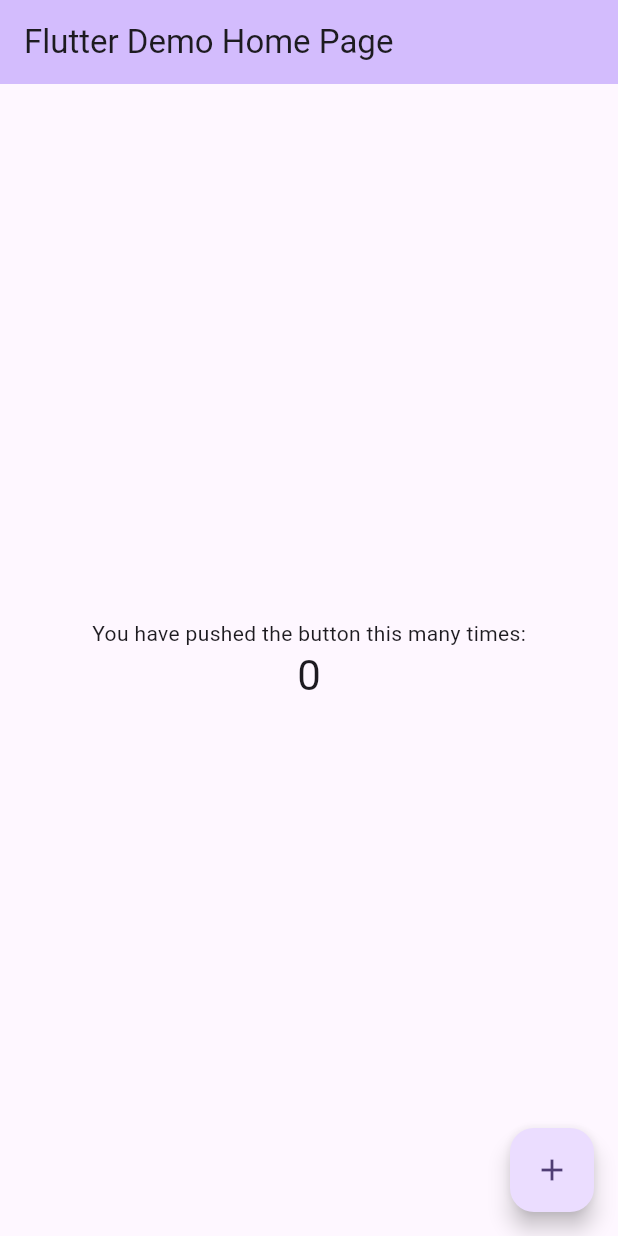
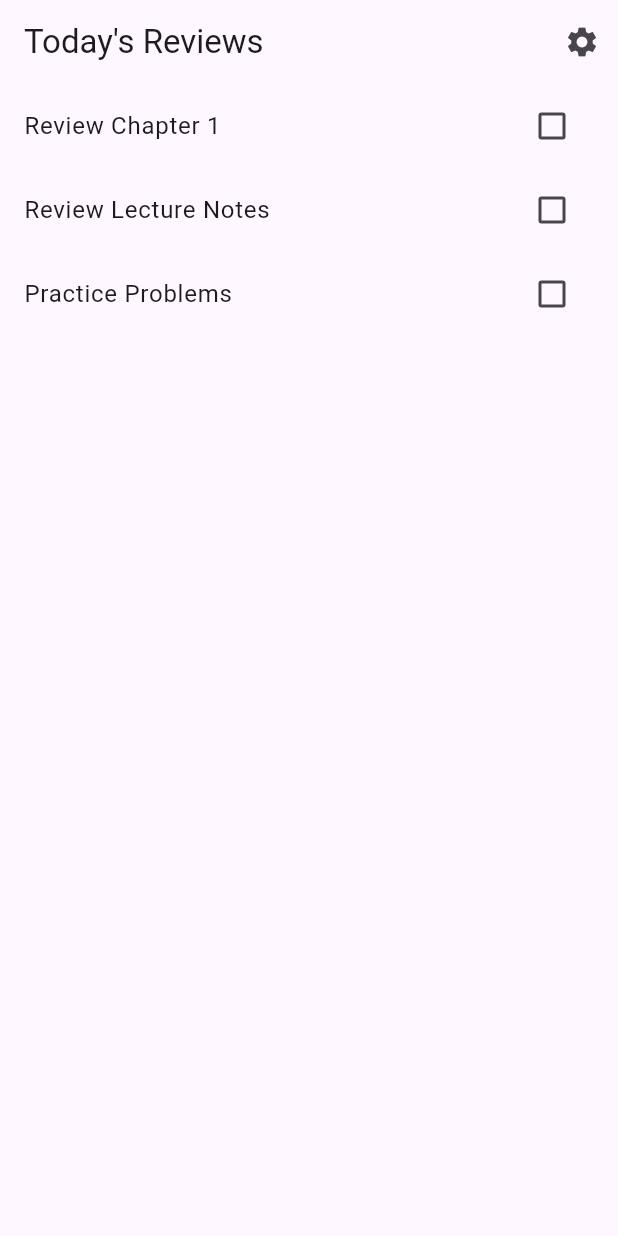
Before and after one commit to cogodo/spaced, a Flutter app: the screen it shows after launch, on a phone screen of 412 x 824 dp. Run offline on Flutter 3.47's test engine with Material 3 defaults, Android fonts, the phone set to English and light mode, and no system bars.

Commit message:
Getting kinda tired, gonna take a minute to think more and revamp

```diff
--- a/lib/main.dart
+++ b/lib/main.dart
@@ -1,122 +1,34 @@
 import 'package:flutter/material.dart';
+import 'package:provider/provider.dart';
+import 'package:lr_scheduler/models/task_holder.dart';
+import 'package:lr_scheduler/utils/algorithm.dart';
+import 'package:lr_scheduler/screens/swipe_navigation_screen.dart';
 
 void main() {
-  runApp(const MyApp());
+  runApp(
+    MultiProvider(
+      providers: [ChangeNotifierProvider(create: (_) => ScheduleProvider())],
+      child: MyApp(),
+    ),
+  );
+}
+
+class ScheduleProvider with ChangeNotifier {
+  List<List<Task>> schedule = generateSchedule([]);
+
+  void addTask(Task task) {
+    scheduleTask(schedule, task, 5);
+    notifyListeners();
+  }
 }
 
 class MyApp extends StatelessWidget {
-  const MyApp({super.key});
-
-  // This widget is the root of your application.
   @override
   Widget build(BuildContext context) {
     return MaterialApp(
-      title: 'Flutter Demo',
-      theme: ThemeData(
-        // This is the theme of your application.
-        //
-        // TRY THIS: Try running your application with "flutter run". You'll see
-        // the application has a purple toolbar. Then, without quitting the app,
-        // try changing the seedColor in the colorScheme below to Colors.green
-        // and then invoke "hot reload" (save your changes or press the "hot
-        // reload" button in a Flutter-supported IDE, or press "r" if you used
-        // the command line to start the app).
-        //
-        // Notice that the counter didn't reset back to zero; the application
-        // state is not lost during the reload. To reset the state, use hot
-        // restart instead.
-        //
-        // This works for code too, not just values: Most code changes can be
-        // tested with just a hot reload.
-        colorScheme: ColorScheme.fromSeed(seedColor: Colors.deepPurple),
-      ),
-      home: const MyHomePage(title: 'Flutter Demo Home Page'),
+      title: 'Review App',
+      theme: ThemeData(primarySwatch: Colors.blue),
+      home: SwipeNavigationScreen(), // Set HomeScreen as the initial screen
     );
   }
 }
-
-class MyHomePage extends StatefulWidget {
-  const MyHomePage({super.key, required this.title});
-
-  // This widget is the home page of your application. It is stateful, meaning
-  // that it has a State object (defined below) that contains fields that affect
-  // how it looks.
-
-  // This class is the configuration for the state. It holds the values (in this
-  // case the title) provided by the parent (in this case the App widget) and
-  // used by the build method of the State. Fields in a Widget subclass are
-  // always marked "final".
-
-  final String title;
-
-  @override
-  State<MyHomePage> createState() => _MyHomePageState();
-}
-
-class _MyHomePageState extends State<MyHomePage> {
-  int _counter = 0;
-
-  void _incrementCounter() {
-    setState(() {
-      // This call to setState tells the Flutter framework that something has
-      // changed in this State, which causes it to rerun the build method below
-      // so that the display can reflect the updated values. If we changed
-      // _counter without calling setState(), then the build method would not be
-      // called again, and so nothing would appear to happen.
-      _counter++;
-    });
-  }
-
-  @override
-  Widget build(BuildContext context) {
-    // This method is rerun every time setState is called, for instance as done
-    // by the _incrementCounter method above.
-    //
-    // The Flutter framework has been optimized to make rerunning build methods
-    // fast, so that you can just rebuild anything that needs updating rather
-    // than having to individually change instances of widgets.
-    return Scaffold(
-      appBar: AppBar(
-        // TRY THIS: Try changing the color here to a specific color (to
-        // Colors.amber, perhaps?) and trigger a hot reload to see the AppBar
-        // change color while the other colors stay the same.
-        backgroundColor: Theme.of(context).colorScheme.inversePrimary,
-        // Here we take the value from the MyHomePage object that was created by
-        // the App.build method, and use it to set our appbar title.
-        title: Text(widget.title),
-      ),
-      body: Center(
-        // Center is a layout widget. It takes a single child and positions it
-        // in the middle of the parent.
-        child: Column(
-          // Column is also a layout widget. It takes a list of children and
-          // arranges them vertically. By default, it sizes itself to fit its
-          // children horizontally, and tries to be as tall as its parent.
-          //
-          // Column has various properties to control how it sizes itself and
-          // how it positions its children. Here we use mainAxisAlignment to
-          // center the children vertically; the main axis here is the vertical
-          // axis because Columns are vertical (the cross axis would be
-          // horizontal).
-          //
-          // TRY THIS: Invoke "debug painting" (choose the "Toggle Debug Paint"
-          // action in the IDE, or press "p" in the console), to see the
-          // wireframe for each widget.
-          mainAxisAlignment: MainAxisAlignment.center,
-          children: <Widget>[
-            const Text('You have pushed the button this many times:'),
-            Text(
-              '$_counter',
-              style: Theme.of(context).textTheme.headlineMedium,
-            ),
-          ],
-        ),
-      ),
-      floatingActionButton: FloatingActionButton(
-        onPressed: _incrementCounter,
-        tooltip: 'Increment',
-        child: const Icon(Icons.add),
-      ), // This trailing comma makes auto-formatting nicer for build methods.
-    );
-  }
-}
--- /dev/null
+++ b/lib/models/task_holder.dart
@@ -0,0 +1,16 @@
+class Task {
+  late int responseQuality; // Quality of the last response (0-5 scale)
+  final int daysSinceInit; // Days since the task was initialized
+  int repetition; // Number of repetitions (initially 1)
+  int previousInterval; // Previous interval (initially 1 for the first repetition)
+  double eFactor; // E-Factor (initially 2.5 for new items)
+  String task; // The task description
+
+  // Constructor to initialize the task with default values
+  Task(this.task, this.daysSinceInit, {this.repetition = 1, this.previousInterval = 1, this.eFactor = 2.5});
+
+  // Method to set the response quality
+  void setResponseQuality(int quality) {
+    responseQuality = quality;
+  }
+}
--- /dev/null
+++ b/lib/screens/home_screen.dart
@@ -0,0 +1,49 @@
+import 'package:flutter/material.dart';
+import 'settings_screen.dart';
+
+class HomeScreen extends StatefulWidget {
+  final List<String> reviewItems;
+
+  const HomeScreen({Key? key, required this.reviewItems}) : super(key: key);
+
+  @override
+  _HomeScreenState createState() => _HomeScreenState();
+}
+
+class _HomeScreenState extends State<HomeScreen> {
+  @override
+  Widget build(BuildContext context) {
+    return Scaffold(
+      appBar: AppBar(
+        title: Text("Today's Reviews"),
+        actions: [
+          IconButton(
+            icon: Icon(Icons.settings),
+            onPressed: () {
+              // Settings navigation can still use a normal push since it's a modal route.
+              Navigator.push(
+                context,
+                MaterialPageRoute(builder: (context) => SettingsScreen()),
+              );
+            },
+          ),
+        ],
+      ),
+      body: ListView.builder(
+        itemCount: widget.reviewItems.length,
+        itemBuilder: (context, index) {
+          return CheckboxListTile(
+            title: Text(widget.reviewItems[index]),
+            value: false,
+            onChanged: (bool? newValue) {
+              // Remove the task once it is checked off.
+              setState(() {
+                widget.reviewItems.removeAt(index);
+              });
+            },
+          );
+        },
+      ),
+    );
+  }
+}
--- /dev/null
+++ b/lib/screens/swipe_navigation_screen.dart
@@ -0,0 +1,64 @@
+import 'package:flutter/material.dart';
+import 'package:lr_scheduler/screens/all_review_items_screen.dart';
+import 'home_screen.dart';
+import 'add_screen.dart';
+import 'package:lr_scheduler/models/task_holder.dart';
+import 'package:lr_scheduler/utils/algorithm.dart';
+
+class SwipeNavigationScreen extends StatefulWidget {
+  @override
+  _SwipeNavigationScreenState createState() => _SwipeNavigationScreenState();
+}
+
+class _SwipeNavigationScreenState extends State<SwipeNavigationScreen> {
+  final PageController _pageController = PageController(initialPage: 0);
+
+  // Shared schedule for tasks
+  List<List<Task>> schedule = generateSchedule([]);
+
+  // Shared list of review items for display
+  List<String> reviewItems = [
+    'Review Chapter 1',
+    'Review Lecture Notes',
+    'Practice Problems',
+  ];
+
+  void _addTask(Task task) {
+    setState(() {
+      // Add the task to the schedule
+      scheduleTask(
+        schedule,
+        task,
+        5,
+      ); // Assume perfect response for the first addition
+
+      // Add the task description to the reviewItems for display
+      reviewItems.add(task.task);
+
+      // Navigate back to the home screen
+      _pageController.jumpToPage(0);
+    });
+  }
+
+  void _advanceDay() {
+    setState(() {
+    });
+  }
+
+  @override
+  Widget build(BuildContext context) {
+    return PageView(
+      controller: _pageController,
+      children: [
+        HomeScreen(reviewItems: reviewItems),
+        AdderScreen(
+          onAddTask: (task) {
+            _addTask(task);
+            // Use jumpToPage instead of animateToPage to avoid navigation stack issues
+          },
+        ),
+        AllReviewItemsScreen(schedule: schedule),
+      ],
+    );
+  }
+}
--- a/pubspec.yaml
+++ b/pubspec.yaml
@@ -30,6 +30,7 @@ environment:
 dependencies:
   flutter:
     sdk: flutter
+  provider: ^6.1.1
 
   # The following adds the Cupertino Icons font to your application.
   # Use with the CupertinoIcons class for iOS style icons.
```
Also changed, not shown: lib/screens/add_screen.dart (added, +50 -0 lines), lib/screens/all_review_items_screen.dart (added, +49 -0 lines), lib/screens/settings_screen.dart (added, +92 -0 lines), lib/utils/algorithm.dart (added, +71 -0 lines), lib/utils/time_provider.dart (added, +8 -0 lines), lib/screens/loading_screen.dart (added), lib/services/api_service.dart (added), lib/services/scheduler.dart (added), pubspec.lock, 1 other file.
